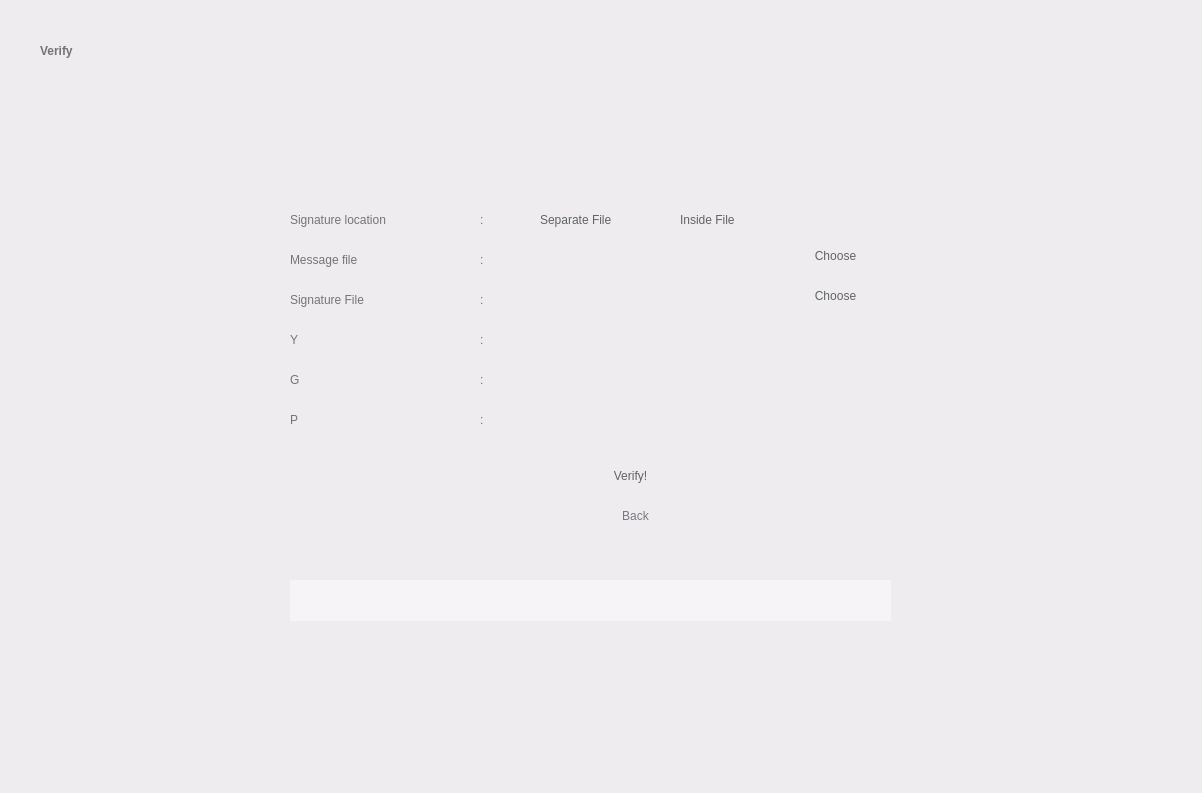
First picture: the form in UI/ElGamal/Verify.ui, repository salsabiilashifa11/Tugas5Kripto, before the edit.
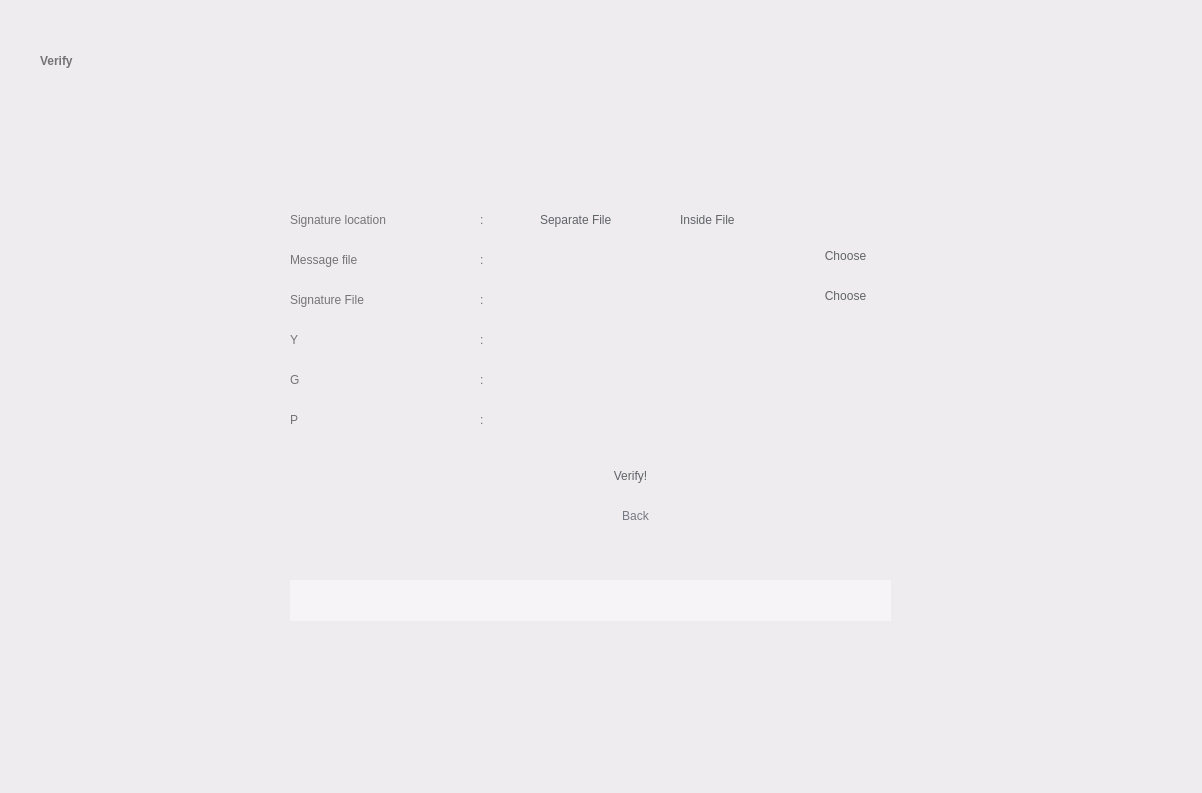
Second picture: the form after the edit.

The edit to the form file:
```diff
--- a/UI/ElGamal/Verify.ui
+++ b/UI/ElGamal/Verify.ui
@@ -36,7 +36,7 @@
       <x>40</x>
       <y>30</y>
       <width>241</width>
-      <height>41</height>
+      <height>61</height>
      </rect>
     </property>
     <property name="styleSheet">
@@ -76,9 +76,9 @@
     <property name="geometry">
      <rect>
       <x>500</x>
-      <y>240</y>
+      <y>247</y>
       <width>291</width>
-      <height>31</height>
+      <height>26</height>
      </rect>
     </property>
     <property name="styleSheet">
@@ -95,9 +95,9 @@
     <property name="geometry">
      <rect>
       <x>500</x>
-      <y>320</y>
+      <y>327</y>
       <width>291</width>
-      <height>31</height>
+      <height>26</height>
      </rect>
     </property>
     <property name="styleSheet">
@@ -112,7 +112,7 @@
      <rect>
       <x>800</x>
       <y>240</y>
-      <width>71</width>
+      <width>91</width>
       <height>31</height>
      </rect>
     </property>
@@ -130,9 +130,9 @@
     <property name="geometry">
      <rect>
       <x>290</x>
-      <y>250</y>
+      <y>247</y>
       <width>171</width>
-      <height>20</height>
+      <height>26</height>
      </rect>
     </property>
     <property name="styleSheet">
@@ -151,9 +151,9 @@
     <property name="geometry">
      <rect>
       <x>290</x>
-      <y>330</y>
+      <y>327</y>
       <width>171</width>
-      <height>20</height>
+      <height>26</height>
      </rect>
     </property>
     <property name="styleSheet">
@@ -234,9 +234,9 @@
     <property name="geometry">
      <rect>
       <x>500</x>
-      <y>360</y>
+      <y>367</y>
       <width>291</width>
-      <height>31</height>
+      <height>26</height>
      </rect>
     </property>
     <property name="styleSheet">
@@ -250,9 +250,9 @@
     <property name="geometry">
      <rect>
       <x>290</x>
-      <y>370</y>
+      <y>367</y>
       <width>171</width>
-      <height>20</height>
+      <height>26</height>
      </rect>
     </property>
     <property name="styleSheet">
@@ -292,9 +292,9 @@
     <property name="geometry">
      <rect>
       <x>500</x>
-      <y>400</y>
+      <y>407</y>
       <width>291</width>
-      <height>31</height>
+      <height>26</height>
      </rect>
     </property>
     <property name="styleSheet">
@@ -308,9 +308,9 @@
     <property name="geometry">
      <rect>
       <x>290</x>
-      <y>410</y>
+      <y>407</y>
       <width>171</width>
-      <height>20</height>
+      <height>26</height>
      </rect>
     </property>
     <property name="styleSheet">
@@ -351,7 +351,7 @@
      <rect>
       <x>660</x>
       <y>210</y>
-      <width>101</width>
+      <width>131</width>
       <height>20</height>
      </rect>
     </property>
@@ -436,7 +436,7 @@
      <rect>
       <x>800</x>
       <y>280</y>
-      <width>71</width>
+      <width>91</width>
       <height>31</height>
      </rect>
     </property>
@@ -454,9 +454,9 @@
     <property name="geometry">
      <rect>
       <x>290</x>
-      <y>290</y>
+      <y>287</y>
       <width>171</width>
-      <height>20</height>
+      <height>26</height>
      </rect>
     </property>
     <property name="styleSheet">
@@ -496,9 +496,9 @@
     <property name="geometry">
      <rect>
       <x>500</x>
-      <y>280</y>
+      <y>287</y>
       <width>291</width>
-      <height>31</height>
+      <height>26</height>
      </rect>
     </property>
     <property name="styleSheet">
```
